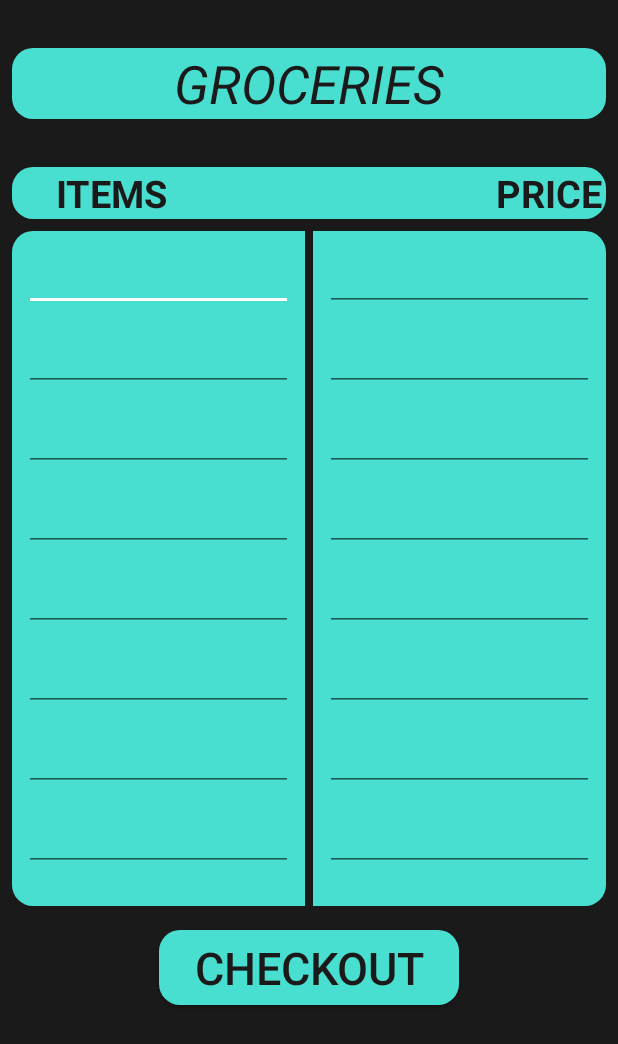
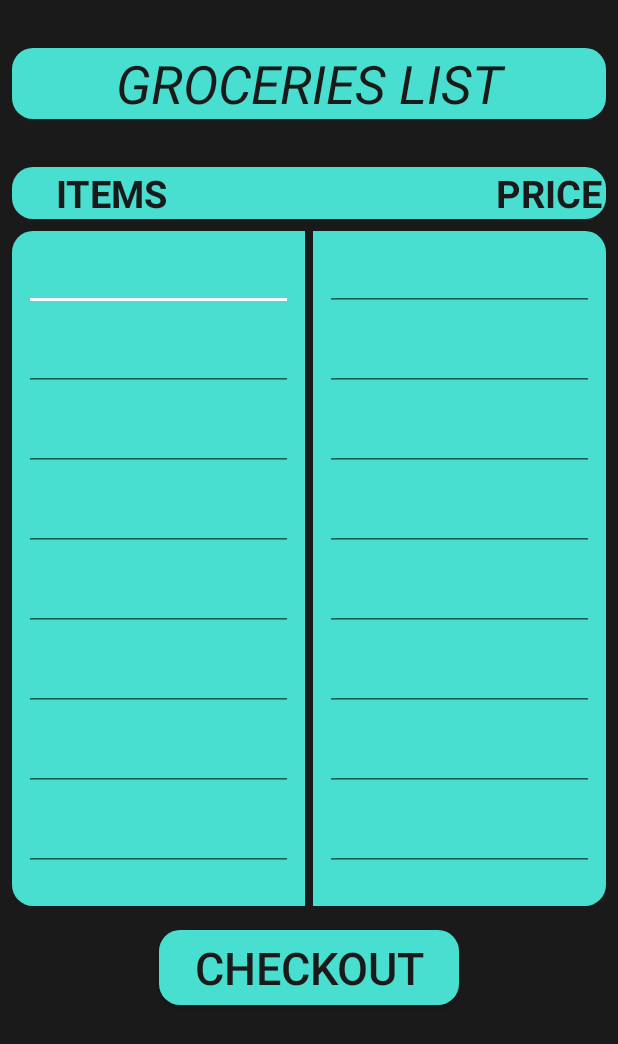
Before and after one commit to whyhay01/Groceries-List-Task3, an Android app: the screen it shows after launch (MainActivity), on a phone screen of 412 x 824 dp. Shown: the top 1044 px of the screen. Run offline under Robolectric (Android 15) with nearby library versions, the phone set to English and light mode, and no system bars.

Commit message:
Done with groceries list

```diff
--- a/app/src/main/res/layout/activity_main.xml
+++ b/app/src/main/res/layout/activity_main.xml
@@ -11,7 +11,7 @@
     <TextView
         android:layout_width="match_parent"
         android:layout_height="wrap_content"
-        android:text="GROCERIES"
+        android:text="GROCERIES LIST"
         android:background="@drawable/background_primary"
         android:layout_marginTop="32dp"
         android:layout_marginRight="8dp"
```
